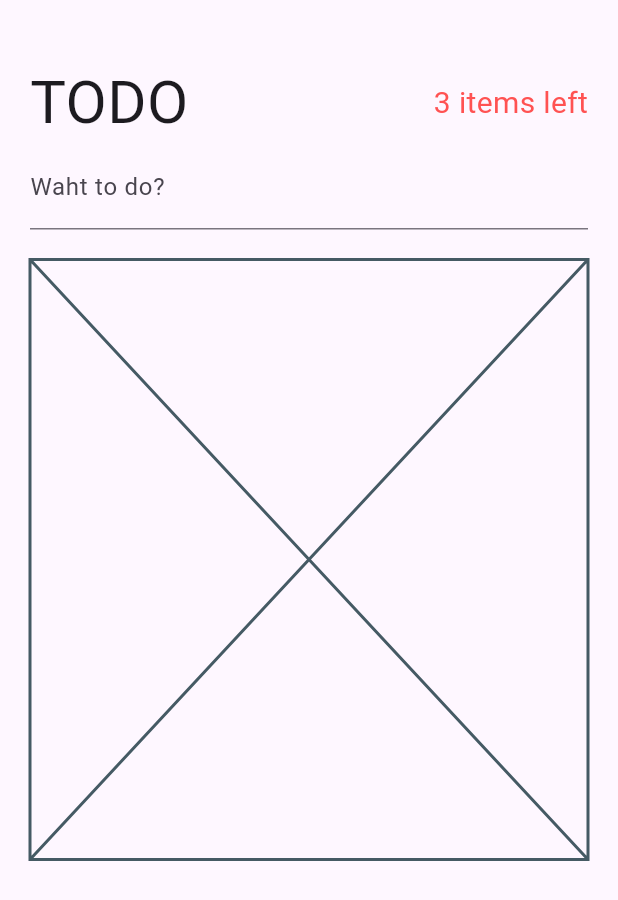
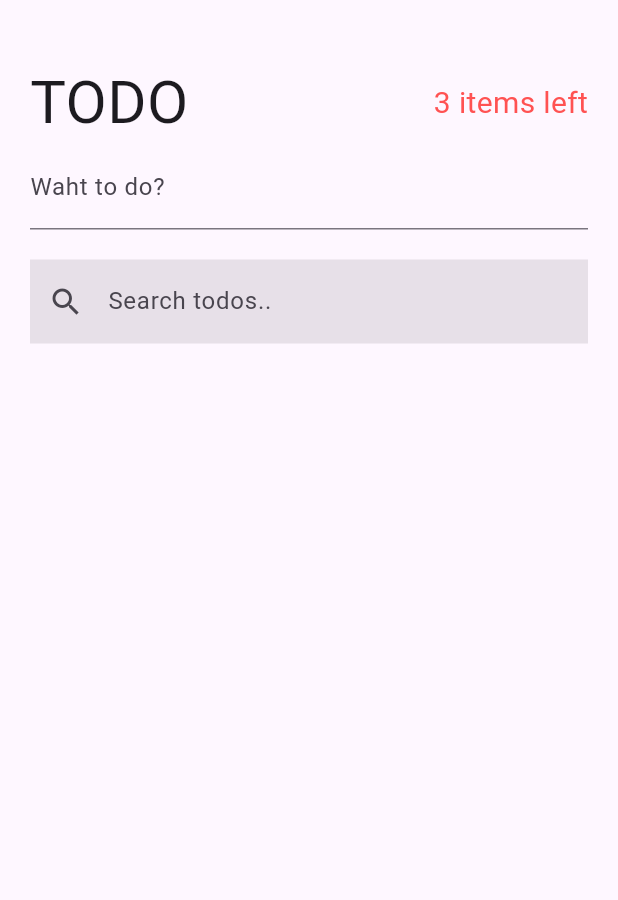
Before and after one commit to LukaszWalencik/todo_cubit, a Flutter app: the screen it shows after launch, on a phone screen of 412 x 824 dp. Shown: the top 900 px of the screen. Run offline on Flutter 3.47's test engine with Material 2 defaults, Android fonts, the phone set to English and light mode, and no system bars; our stand-ins replace bloc, equatable, flutter_bloc.

Commit message:
Add text field to search todos using TodoSearchCubit

```diff
--- a/lib/pages/todo_page/search_and_filter_todo.dart
+++ b/lib/pages/todo_page/search_and_filter_todo.dart
@@ -1,10 +1,32 @@
 import 'package:flutter/material.dart';
+import 'package:flutter_bloc/flutter_bloc.dart';
+import 'package:todo_cubit/cubits/todo_search/todo_search_cubit.dart';
 
 class SearchAndFilterTodo extends StatelessWidget {
   const SearchAndFilterTodo({super.key});
 
   @override
   Widget build(BuildContext context) {
-    return const Placeholder();
+    return Column(
+      children: [
+        TextField(
+          decoration: InputDecoration(
+              labelText: 'Search todos..',
+              border: InputBorder.none,
+              filled: true,
+              prefixIcon: Icon(
+                Icons.search,
+              )),
+          onChanged: (newSearchText) {
+            if (newSearchText != null) {
+              context.read<TodoSearchCubit>().searchActivities(newSearchText);
+            }
+          },
+        ),
+        SizedBox(
+          height: 10,
+        )
+      ],
+    );
   }
 }
```
